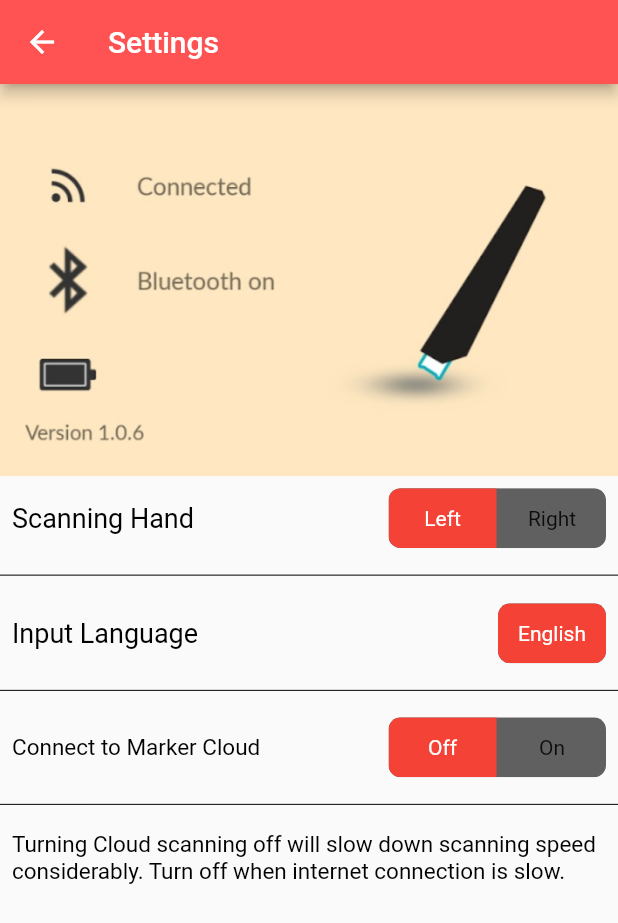
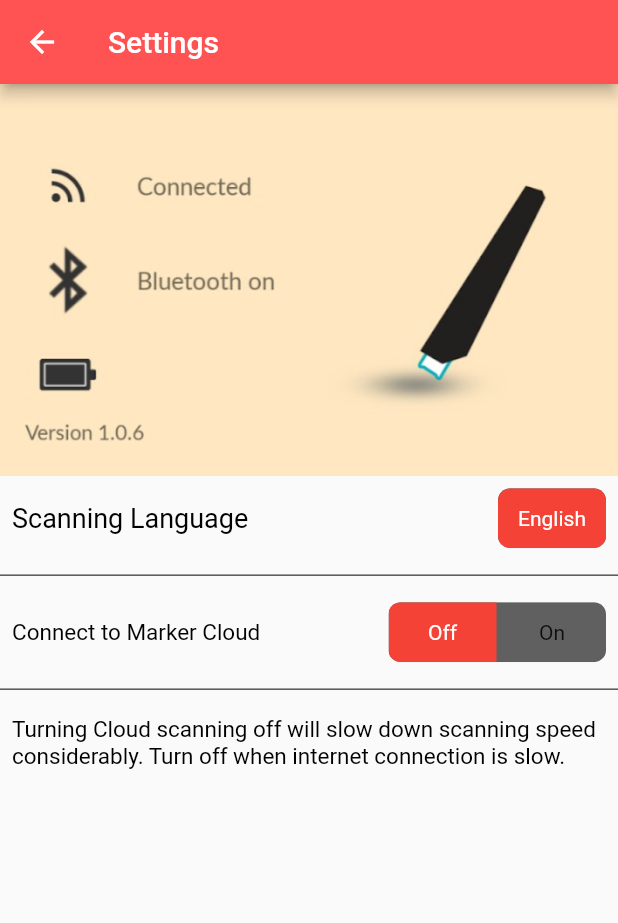
Before and after one commit to darshn-n/flutter-login-ui, a Flutter app: the HomeScreen screen opened directly, on a phone screen of 412 x 824 dp. Shown: the top 923 px of the screen. Run offline on Flutter 3.47's test engine with Material 2 defaults, Android fonts, the light colour scheme and no system bars; drawn by our look-alikes of toggle_switch.

Commit message:
Home screen updated

```diff
--- a/lib/main.dart
+++ b/lib/main.dart
@@ -15,7 +15,6 @@ class MyApp extends StatelessWidget {
       debugShowCheckedModeBanner: false,
       title: 'Venono',
       theme: ThemeData(
-
         primarySwatch: Colors.red,
       ),
       home: const LoginScreen(),
--- a/lib/screens/home_screen.dart
+++ b/lib/screens/home_screen.dart
@@ -25,45 +25,12 @@ class _HomeScreenState extends State<HomeScreen> {
           Image.asset(
             "assets/img6.jpg",
           ),
-
           Row(
             children: [
               const Padding(
                 padding: EdgeInsets.all(8.0),
                 child: Text(
-                  'Scanning Hand',
-                  style: TextStyle(
-                    color: Colors.black,
-                    fontSize: 18,
-                    fontWeight: FontWeight.normal,
-                  ),
-                ),
-              ),
-              const Spacer(),
-              Padding(
-                padding: const EdgeInsets.all(8.0),
-                child: ToggleSwitch(
-                  initialLabelIndex: 0,
-                  totalSwitches: 2,
-                  labels: const ['Left', 'Right'],
-                  onToggle: (index) {},
-                ),
-              ),
-            ],
-          ),
-          const Divider(
-            color: Colors.black,
-            height: 20,
-          ),
-          SizedBox(
-            height: MediaQuery.of(context).size.height * 0.001,
-          ),
-          Row(
-            children: [
-              const Padding(
-                padding: EdgeInsets.all(8.0),
-                child: Text(
-                  'Input Language',
+                  'Scanning Language',
                   style: TextStyle(
                     color: Colors.black,
                     fontSize: 18,
```
